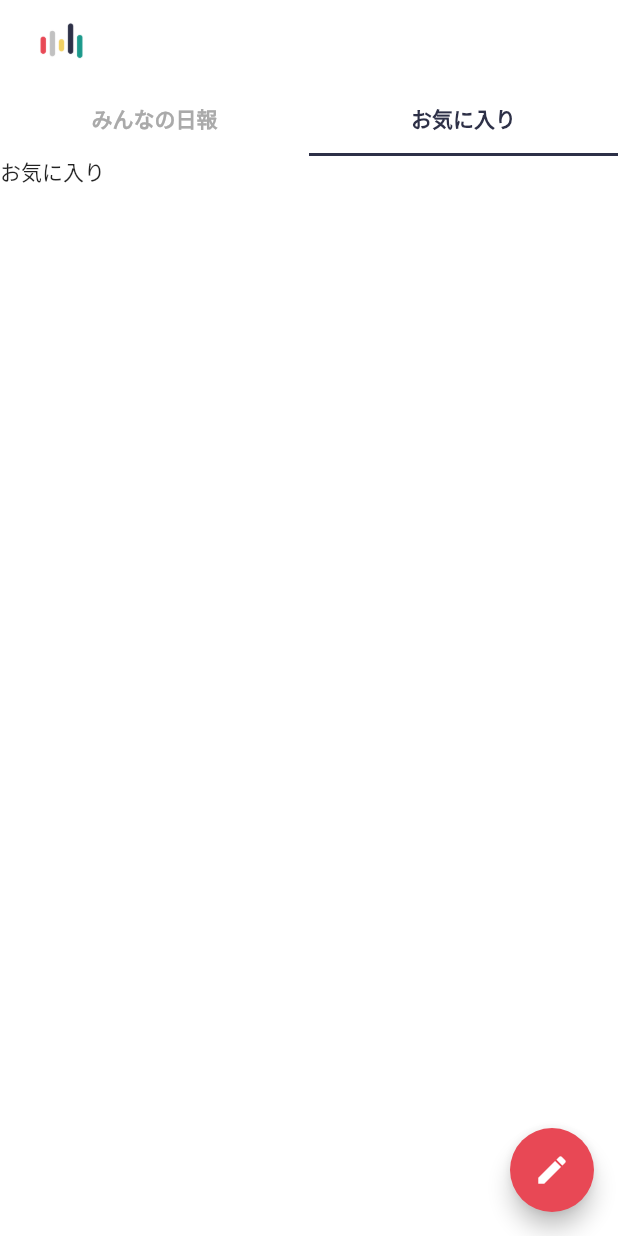
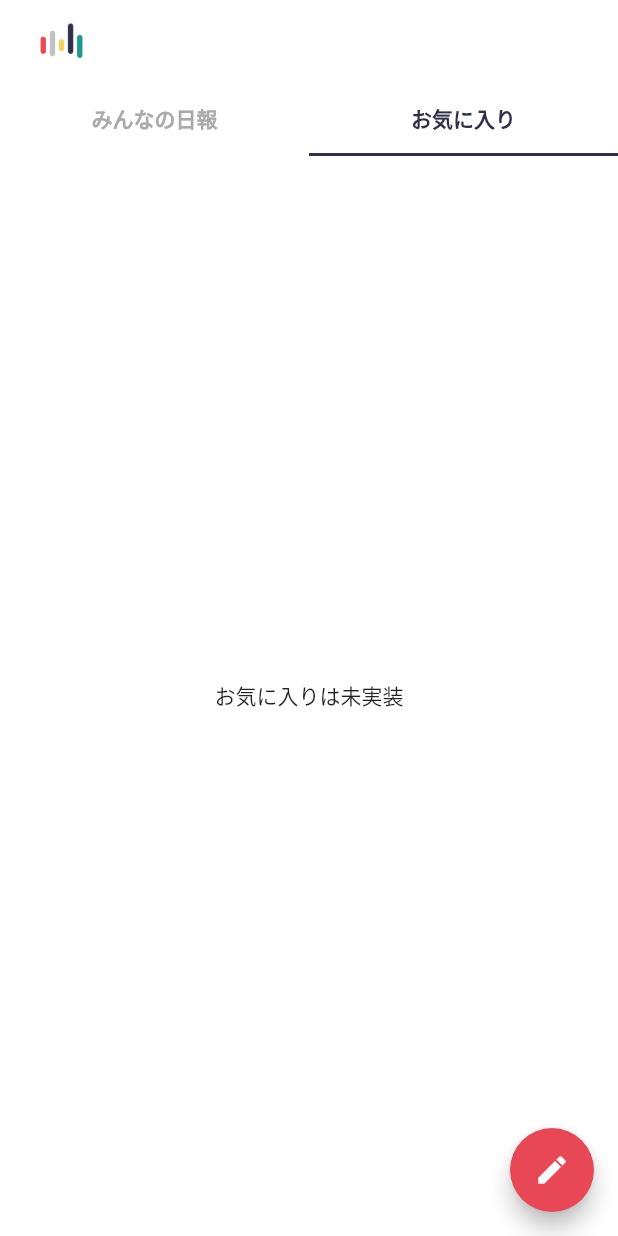
Before and after one commit to htsuruo/nippo, a Flutter app: the HomeListPage screen opened directly, tab 2 chosen, on a phone screen of 412 x 824 dp. Run offline on Flutter 3.47's test engine with Material 2 defaults, Android fonts, the phone set to English and light mode, and no system bars; our stand-ins replace bubble_bottom_bar, cloud_firestore, firebase_auth, google_fonts, google_sign_in, modal_progress_hud and 2 more; missing offline and left inert: flutter_overboard, flutter_state_notifier; accounts and stored records are empty.

Commit message:
feat: ページネーション未実装のため上限を20件に設定.

```diff
--- a/lib/pages/home_list.dart
+++ b/lib/pages/home_list.dart
@@ -23,8 +23,11 @@ class HomeListPage extends StatelessWidget {
       return PostDataListView(future: PostRepository().fetchAll());
     }
     if (tabText.toLowerCase().contains(tabItems[1].text)) {
-      return Text('お気に入り');
+      return const Center(
+        child: Text('お気に入りは未実装'),
+      );
     }
+    return Container();
   }
 
   @override
--- a/lib/repositories/post_repository.dart
+++ b/lib/repositories/post_repository.dart
@@ -6,12 +6,14 @@ import 'package:nippo/repositories/user_repository.dart';
 class PostRepository {
   final Firestore fireStore = Firestore.instance;
   static const String collection = 'posts';
+  final limit = 20; //TODO(tsuruoka):仮
 
   Future<List<Post>> fetchAll() async {
     print('PostRepository -> fetchAll');
     final posts = await fireStore
         .collection(collection)
         .orderBy('createdAt', descending: true)
+        .limit(limit)
         .getDocuments();
     final postList = <Post>[];
     for (final post in posts.documents) {
@@ -29,6 +31,7 @@ class PostRepository {
         .document(uid)
         .collection(collection)
         .orderBy('createdAt', descending: true)
+        .limit(limit)
         .getDocuments();
     final postList = <Post>[];
     for (final post in posts.documents) {
```
